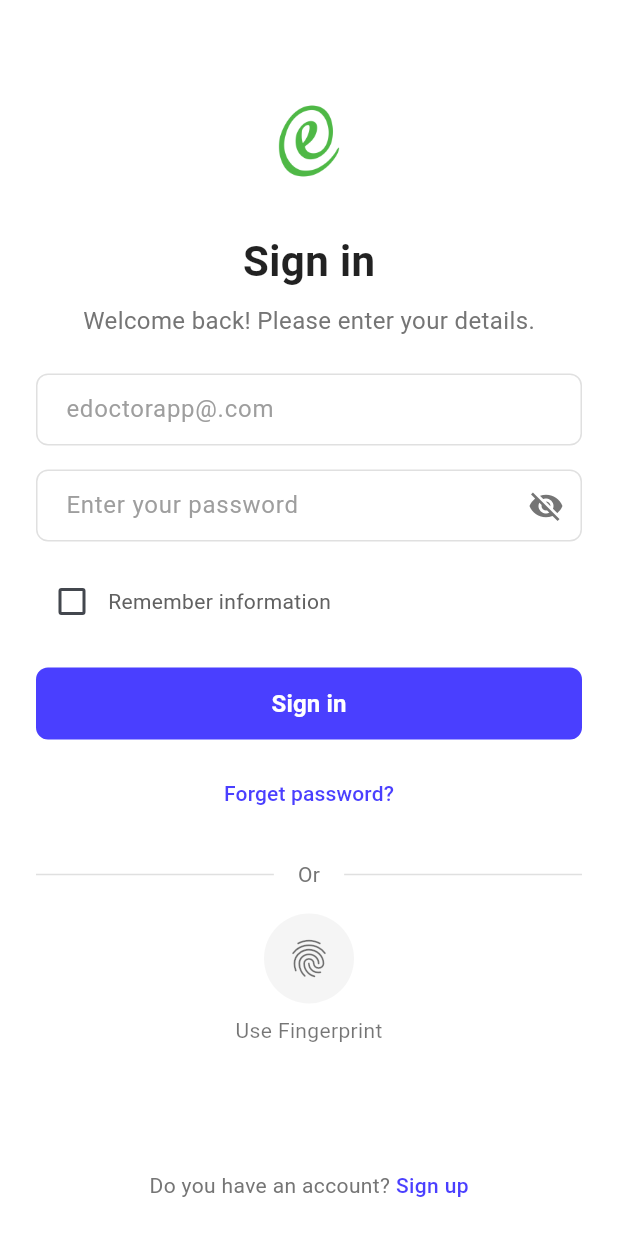
After one commit to eChanneling-Revamp/Doctor-App, a Flutter app: the SignInScreen screen opened by its route, on a phone screen of 412 x 824 dp. The commit adds this screen. Run offline on Flutter 3.47's test engine with Material 3 defaults, Android fonts, the phone set to English and light mode, and no system bars.

Commit message:
Add sign-in screen and shared widgets
Introduces a new SignInScreen with email, password, and fingerprint authentication options. Adds CustomCheckbox, DividerWithText, and FingerprintButton widgets to shared_widgets.dart for reuse across the app.

```diff
--- /dev/null
+++ b/doctorapp/lib/screens/signin_screen.dart
@@ -0,0 +1,212 @@
+import 'package:flutter/material.dart';
+import '../widgets/shared_widgets.dart';
+
+class SignInScreen extends StatefulWidget {
+  const SignInScreen({super.key});
+
+  @override
+  State<SignInScreen> createState() => _SignInScreenState();
+}
+
+class _SignInScreenState extends State<SignInScreen> {
+  final TextEditingController _emailController = TextEditingController();
+  final TextEditingController _passwordController = TextEditingController();
+  bool _rememberMe = false;
+  bool _isPasswordVisible = false;
+
+  @override
+  void dispose() {
+    _emailController.dispose();
+    _passwordController.dispose();
+    super.dispose();
+  }
+
+  void _signIn() {
+    // Handle sign in logic
+    String email = _emailController.text;
+    String password = _passwordController.text;
+
+    if (email.isNotEmpty && password.isNotEmpty) {
+      // Navigate to home screen
+      Navigator.pushReplacementNamed(context, '/home');
+    } else {
+      ScaffoldMessenger.of(context).showSnackBar(
+        const SnackBar(content: Text('Please enter email and password')),
+      );
+    }
+  }
+
+  void _forgotPassword() {
+    // Navigate to forgot password screen
+    Navigator.pushNamed(context, '/forgot-password');
+  }
+
+  void _useFingerprint() {
+    // Handle fingerprint authentication
+    ScaffoldMessenger.of(context).showSnackBar(
+      const SnackBar(content: Text('Fingerprint authentication coming soon')),
+    );
+  }
+
+  void _signUp() {
+    // Navigate to sign up screen
+    Navigator.pushNamed(context, '/signup');
+  }
+
+  @override
+  Widget build(BuildContext context) {
+    return Scaffold(
+      backgroundColor: Colors.white,
+      body: SafeArea(
+        child: SingleChildScrollView(
+          padding: const EdgeInsets.all(24.0),
+          child: ConstrainedBox(
+            constraints: BoxConstraints(
+              minHeight:
+                  MediaQuery.of(context).size.height -
+                  MediaQuery.of(context).padding.top -
+                  MediaQuery.of(context).padding.bottom -
+                  48,
+            ),
+            child: IntrinsicHeight(
+              child: Column(
+                children: [
+                  const SizedBox(height: 40),
+
+                  // Logo
+                  const LogoWidget(size: 60),
+
+                  const SizedBox(height: 30),
+
+                  // Title
+                  const Text(
+                    'Sign in',
+                    style: TextStyle(
+                      fontSize: 28,
+                      fontWeight: FontWeight.bold,
+                      color: Colors.black87,
+                    ),
+                  ),
+
+                  const SizedBox(height: 8),
+
+                  // Subtitle
+                  Text(
+                    'Welcome back! Please enter your details.',
+                    style: TextStyle(fontSize: 16, color: Colors.grey.shade600),
+                  ),
+
+                  const SizedBox(height: 24),
+
+                  // Email Field
+                  CustomTextField(
+                    hintText: 'edoctorapp@.com',
+                    controller: _emailController,
+                    keyboardType: TextInputType.emailAddress,
+                  ),
+
+                  const SizedBox(height: 16),
+
+                  // Password Field
+                  CustomTextField(
+                    hintText: 'Enter your password',
+                    controller: _passwordController,
+                    isPassword: !_isPasswordVisible,
+                    suffixIcon: IconButton(
+                      icon: Icon(
+                        _isPasswordVisible
+                            ? Icons.visibility
+                            : Icons.visibility_off,
+                        color: Colors.grey.shade600,
+                      ),
+                      onPressed: () {
+                        setState(() {
+                          _isPasswordVisible = !_isPasswordVisible;
+                        });
+                      },
+                    ),
+                  ),
+
+                  const SizedBox(height: 16),
+
+                  // Remember me checkbox
+                  Row(
+                    children: [
+                      CustomCheckbox(
+                        value: _rememberMe,
+                        onChanged: (value) {
+                          setState(() {
+                            _rememberMe = value ?? false;
+                          });
+                        },
+                        text: 'Remember information',
+                      ),
+                    ],
+                  ),
+
+                  const SizedBox(height: 20),
+
+                  // Sign In Button
+                  CustomButton(
+                    text: 'Sign in',
+                    onPressed: _signIn,
+                  ),
+
+                  const SizedBox(height: 12),
+
+                  // Forgot Password
+                  TextButton(
+                    onPressed: _forgotPassword,
+                    child: const Text(
+                      'Forget password?',
+                      style: TextStyle(
+                        color: Color(0xFF4A3FFF),
+                        fontSize: 14,
+                        fontWeight: FontWeight.w500,
+                      ),
+                    ),
+                  ),
+
+                  const SizedBox(height: 20),
+
+                  // Divider
+                  const DividerWithText(text: 'Or'),
+
+                  const SizedBox(height: 16),
+
+                  // Fingerprint Button
+                  FingerprintButton(onPressed: _useFingerprint),
+
+                  const Spacer(),
+                  Row(
+                    mainAxisAlignment: MainAxisAlignment.center,
+                    children: [
+                      Text(
+                        'Do you have an account? ',
+                        style: TextStyle(
+                          color: Colors.grey.shade600,
+                          fontSize: 14,
+                        ),
+                      ),
+                      GestureDetector(
+                        onTap: _signUp,
+                        child: const Text(
+                          'Sign up',
+                          style: TextStyle(
+                            color: Color(0xFF4A3FFF),
+                            fontSize: 14,
+                            fontWeight: FontWeight.w500,
+                          ),
+                        ),
+                      ),
+                    ],
+                  ),
+                ],
+              ),
+            ),
+          ),
+        ),
+      ),
+    );
+  }
+}
--- a/doctorapp/lib/widgets/shared_widgets.dart
+++ b/doctorapp/lib/widgets/shared_widgets.dart
@@ -117,4 +117,93 @@ class CustomButton extends StatelessWidget {
     );
   }
 }
+
+// Custom Checkbox
+class CustomCheckbox extends StatelessWidget {
+  final bool value;
+  final Function(bool?) onChanged;
+  final String text;
+
+  const CustomCheckbox({
+    super.key,
+    required this.value,
+    required this.onChanged,
+    required this.text,
+  });
+
+  @override
+  Widget build(BuildContext context) {
+    return Row(
+      children: [
+        Checkbox(
+          value: value,
+          onChanged: onChanged,
+          activeColor: const Color(0xFF4A3FFF),
+        ),
+        Text(text, style: TextStyle(color: Colors.grey.shade700, fontSize: 14)),
+      ],
+    );
+  }
 }
+
+// Divider with Text
+class DividerWithText extends StatelessWidget {
+  final String text;
+
+  const DividerWithText({super.key, required this.text});
+
+  @override
+  Widget build(BuildContext context) {
+    return Row(
+      children: [
+        Expanded(child: Container(height: 1, color: Colors.grey.shade300)),
+        Padding(
+          padding: const EdgeInsets.symmetric(horizontal: 16),
+          child: Text(
+            text,
+            style: TextStyle(color: Colors.grey.shade600, fontSize: 14),
+          ),
+        ),
+        Expanded(child: Container(height: 1, color: Colors.grey.shade300)),
+      ],
+    );
+  }
+}
+
+// Fingerprint Button
+class FingerprintButton extends StatelessWidget {
+  final VoidCallback onPressed;
+
+  const FingerprintButton({super.key, required this.onPressed});
+
+  @override
+  Widget build(BuildContext context) {
+    return GestureDetector(
+      onTap: onPressed,
+      child: Column(
+        children: [
+          Container(
+            width: 60,
+            height: 60,
+            decoration: BoxDecoration(
+              color: Colors.grey.shade100,
+              shape: BoxShape.circle,
+            ),
+            child: const Icon(
+              Icons.fingerprint,
+              size: 30,
+              color: Colors.black54,
+            ),
+          ),
+          const SizedBox(height: 8),
+          const Text(
+            'Use Fingerprint',
+            style: TextStyle(fontSize: 14, color: Colors.black54),
+          ),
+        ],
+      ),
+    );
+  }
+}
+
+}
```
